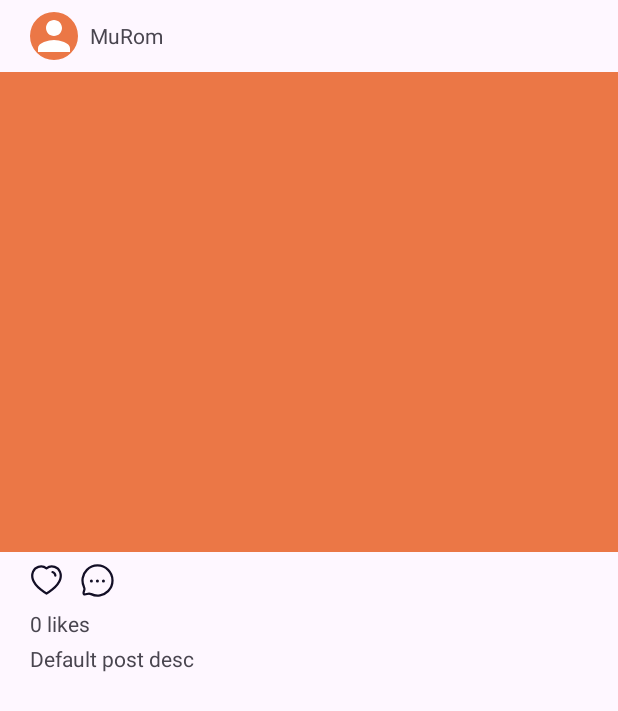
After one commit to devtronghieu/murom, an Android app: the layout component_newsfeed.xml on its own in the app's theme, with its tools: preview values and no code run, on a phone screen of 412 x 824 dp. The commit adds this screen. Shown: the top 711 px of the screen. Run offline under Robolectric (Android 15) with nearby library versions, the phone set to English and light mode, and no system bars.

Commit message:
ui: newsfeed dummy layout

```diff
--- /dev/null
+++ b/app/src/main/res/drawable/murom_comment.xml
@@ -0,0 +1,35 @@
+<vector xmlns:android="http://schemas.android.com/apk/res/android"
+    android:width="22dp"
+    android:height="22dp"
+    android:viewportWidth="22"
+    android:viewportHeight="22">
+  <path
+      android:pathData="M18.071,18.07C15.015,21.126 10.49,21.787 6.786,20.074C6.24,19.854 5.791,19.676 5.365,19.676C4.178,19.683 2.701,20.834 1.933,20.067C1.166,19.299 2.317,17.821 2.317,16.627C2.317,16.2 2.146,15.76 1.926,15.212C0.213,11.51 0.874,6.983 3.93,3.927C7.832,0.024 14.17,0.024 18.071,3.926C21.98,7.835 21.973,14.168 18.071,18.07Z"
+      android:strokeLineJoin="round"
+      android:strokeWidth="1.5"
+      android:fillColor="#00000000"
+      android:fillType="evenOdd"
+      android:strokeColor="#130F26"
+      android:strokeLineCap="round"/>
+  <path
+      android:pathData="M14.939,11.413H14.948"
+      android:strokeLineJoin="round"
+      android:strokeWidth="2"
+      android:fillColor="#00000000"
+      android:strokeColor="#130F26"
+      android:strokeLineCap="round"/>
+  <path
+      android:pathData="M10.93,11.413H10.939"
+      android:strokeLineJoin="round"
+      android:strokeWidth="2"
+      android:fillColor="#00000000"
+      android:strokeColor="#130F26"
+      android:strokeLineCap="round"/>
+  <path
+      android:pathData="M6.921,11.413H6.93"
+      android:strokeLineJoin="round"
+      android:strokeWidth="2"
+      android:fillColor="#00000000"
+      android:strokeColor="#130F26"
+      android:strokeLineCap="round"/>
+</vector>
--- /dev/null
+++ b/app/src/main/res/drawable/murom_love.xml
@@ -0,0 +1,21 @@
+<vector xmlns:android="http://schemas.android.com/apk/res/android"
+    android:width="22dp"
+    android:height="20dp"
+    android:viewportWidth="22"
+    android:viewportHeight="20">
+  <path
+      android:pathData="M1.872,9.598C0.799,6.248 2.053,2.419 5.57,1.286C7.42,0.689 9.462,1.041 11,2.198C12.455,1.073 14.572,0.693 16.42,1.286C19.937,2.419 21.199,6.248 20.127,9.598C18.457,14.908 11,18.998 11,18.998C11,18.998 3.598,14.97 1.872,9.598Z"
+      android:strokeLineJoin="round"
+      android:strokeWidth="1.5"
+      android:fillColor="#00000000"
+      android:fillType="evenOdd"
+      android:strokeColor="#130F26"
+      android:strokeLineCap="round"/>
+  <path
+      android:pathData="M15,4.7C16.07,5.046 16.826,6.001 16.917,7.122"
+      android:strokeLineJoin="round"
+      android:strokeWidth="1.5"
+      android:fillColor="#00000000"
+      android:strokeColor="#130F26"
+      android:strokeLineCap="round"/>
+</vector>
--- /dev/null
+++ b/app/src/main/res/layout/component_newsfeed.xml
@@ -0,0 +1,102 @@
+<?xml version="1.0" encoding="utf-8"?>
+<androidx.constraintlayout.widget.ConstraintLayout
+    xmlns:android="http://schemas.android.com/apk/res/android"
+    xmlns:app="http://schemas.android.com/apk/res-auto"
+    android:layout_width="match_parent"
+    android:layout_height="match_parent">
+
+    <LinearLayout
+        android:id="@+id/newsfeed_header_container"
+        android:layout_width="match_parent"
+        android:layout_height="wrap_content"
+        android:gravity="center_vertical"
+        android:orientation="horizontal"
+        android:paddingHorizontal="20dp"
+        android:paddingVertical="8dp"
+        app:layout_constraintEnd_toEndOf="parent"
+        app:layout_constraintStart_toStartOf="parent"
+        app:layout_constraintTop_toTopOf="parent">
+
+        <com.google.android.material.imageview.ShapeableImageView
+            android:id="@+id/newsfeed_avatar"
+            android:layout_width="32dp"
+            android:layout_height="32dp"
+            android:layout_marginEnd="8dp"
+            android:background="@color/primary_500"
+            app:shapeAppearanceOverlay="@style/circular"
+            app:srcCompat="@drawable/baseline_person_24" />
+
+        <TextView
+            android:id="@+id/newsfeed_username"
+            android:layout_width="wrap_content"
+            android:layout_height="wrap_content"
+            android:text="@string/app_name" />
+    </LinearLayout>
+
+    <ImageView
+        android:id="@+id/newsfeed_image"
+        android:layout_width="match_parent"
+        android:layout_height="320dp"
+        android:background="@color/primary_500"
+        app:layout_constraintEnd_toEndOf="parent"
+        app:layout_constraintStart_toStartOf="parent"
+        app:layout_constraintTop_toBottomOf="@+id/newsfeed_header_container"
+        android:contentDescription="@string/newsfeed_image" />
+
+    <LinearLayout
+        android:id="@+id/newsfeed_bottom_container"
+        android:layout_width="match_parent"
+        android:layout_height="wrap_content"
+        android:orientation="vertical"
+        android:paddingHorizontal="20dp"
+        android:paddingVertical="8dp"
+        app:layout_constraintEnd_toEndOf="parent"
+        app:layout_constraintHorizontal_bias="0.0"
+        app:layout_constraintStart_toStartOf="parent"
+        app:layout_constraintTop_toBottomOf="@+id/newsfeed_image">
+
+        <LinearLayout
+            android:layout_width="match_parent"
+            android:layout_height="wrap_content"
+            android:gravity="center_vertical"
+            android:orientation="horizontal">
+            <ImageButton
+                android:id="@+id/newsfeed_love_icon"
+                android:layout_width="wrap_content"
+                android:layout_height="wrap_content"
+                android:contentDescription="@string/notification_icon"
+                android:src="@drawable/murom_love"
+                android:layout_marginEnd="12dp"
+                android:background="@null"
+                app:layout_constraintBottom_toBottomOf="parent"
+                app:layout_constraintEnd_toEndOf="parent"
+                app:layout_constraintTop_toTopOf="parent" />
+
+            <ImageButton
+                android:id="@+id/newsfeed_comment_icon"
+                android:layout_width="wrap_content"
+                android:layout_height="wrap_content"
+                android:contentDescription="@string/notification_icon"
+                android:src="@drawable/murom_comment"
+                android:background="@null"
+                app:layout_constraintBottom_toBottomOf="parent"
+                app:layout_constraintEnd_toEndOf="parent"
+                app:layout_constraintTop_toTopOf="parent" />
+        </LinearLayout>
+
+        <TextView
+            android:id="@+id/newsfeed_love_text"
+            android:layout_width="wrap_content"
+            android:layout_height="wrap_content"
+            android:layout_marginTop="8dp"
+            android:text="@string/default_post_likes" />
+
+        <TextView
+            android:id="@+id/newsfeed_desc"
+            android:layout_width="wrap_content"
+            android:layout_height="wrap_content"
+            android:layout_marginTop="4dp"
+            android:text="@string/default_post_desc" />
+    </LinearLayout>
+
+</androidx.constraintlayout.widget.ConstraintLayout>
--- a/app/src/main/res/values/strings.xml
+++ b/app/src/main/res/values/strings.xml
@@ -13,4 +13,7 @@
     <string name="dev_login">Dev Login</string>
     <string name="logout">Logout</string>
     <string name="notification_icon">Notification Icon</string>
+    <string name="newsfeed_image">newsfeed_image</string>
+    <string name="default_post_likes">0 likes</string>
+    <string name="default_post_desc">Default post desc</string>
 </resources>
```
Also changed, not shown: app/src/main/java/com/example/murom/NewsfeedFragment.java (+34 -9 lines), app/src/main/java/com/example/murom/Recycler/NewsfeedAdapter.java (added, +111 -0 lines), app/src/main/java/com/example/murom/Recycler/SpacingItemDecoration.java (+7 -4 lines), app/src/main/java/com/example/murom/Recycler/StoryBubbleAdapter.java (+3 -5 lines), app/src/main/res/layout/fragment_newsfeed.xml (+14 -6 lines).
